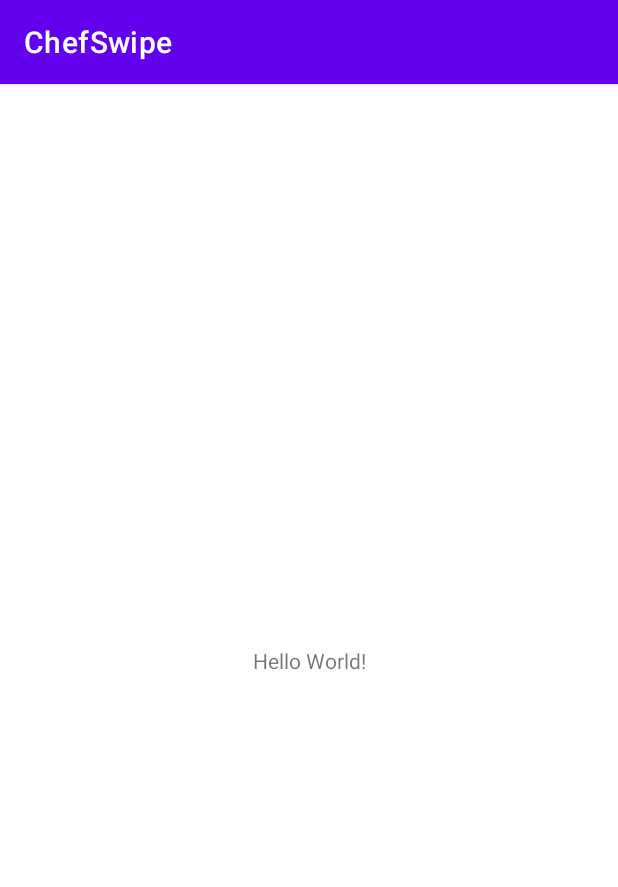
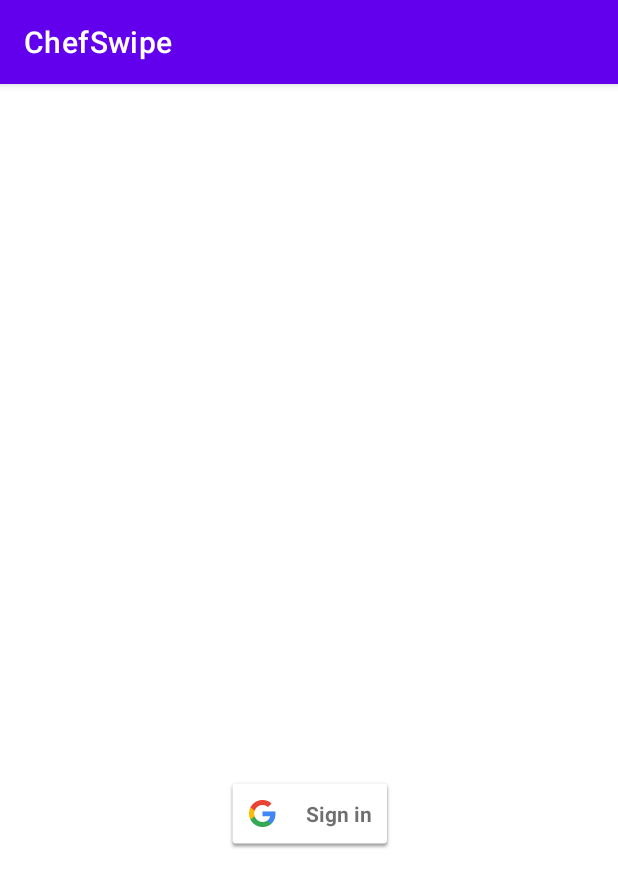
Before and after one commit to FredWei-Git/ChefSwipe, an Android app: the screen it shows after launch (MainActivity), on a phone screen of 412 x 824 dp. Shown: the top 887 px of the screen. Run offline under Robolectric (Android 15) with nearby library versions, the phone set to English and light mode, and no system bars; our stand-ins replace Firebase (no records; nobody signed in at launch, a user with empty details on screens opened directly).

Commit message:
Added OAuth login w/ Google

```diff
--- a/app/build.gradle
+++ b/app/build.gradle
@@ -30,6 +30,8 @@ android {
 }
 
 dependencies {
+    implementation platform('com.google.firebase:firebase-bom:26.4.0')
+    implementation 'com.google.android.gms:play-services-auth:19.0.0'
     implementation 'androidx.multidex:multidex:2.0.1'
     implementation 'androidx.appcompat:appcompat:1.2.0'
     implementation 'com.google.android.material:material:1.2.1'
--- a/app/src/main/java/com/example/chefswipe/MainActivity.java
+++ b/app/src/main/java/com/example/chefswipe/MainActivity.java
@@ -2,13 +2,69 @@ package com.example.chefswipe;
 
 import androidx.appcompat.app.AppCompatActivity;
 
+import android.content.Intent;
 import android.os.Bundle;
+import android.view.View;
 
-public class MainActivity extends AppCompatActivity {
+import com.google.android.gms.auth.api.signin.GoogleSignIn;
+import com.google.android.gms.auth.api.signin.GoogleSignInClient;
+import com.google.android.gms.auth.api.signin.GoogleSignInOptions;
+import com.google.firebase.auth.FirebaseAuth;
+import com.google.firebase.auth.FirebaseUser;
 
+public class MainActivity extends AppCompatActivity implements
+        View.OnClickListener{
+    private static final int RC_SIGN_IN = 1234;
+    private FirebaseAuth mAuth;
+    private GoogleSignInClient mGoogleSignInClient;
     @Override
     protected void onCreate(Bundle savedInstanceState) {
         super.onCreate(savedInstanceState);
         setContentView(R.layout.activity_main);
+
+
+        findViewById(R.id.signInButton).setOnClickListener(this);
+
+        GoogleSignInOptions gso = new GoogleSignInOptions
+                .Builder(GoogleSignInOptions.DEFAULT_SIGN_IN)
+                .requestIdToken(getString(R.string.default_web_client_id))
+                .requestEmail()
+                .build();
+
+        mGoogleSignInClient = GoogleSignIn.getClient(this, gso);
+
+        mAuth = FirebaseAuth.getInstance();
+
+    }
+    @Override
+    public void onStart() {
+        super.onStart();
+        // Check if user is signed in (non-null) and update UI accordingly.
+        FirebaseUser currentUser = mAuth.getCurrentUser();
+        updateUI(currentUser);
+    }
+    private void signIn() {
+        Intent signInIntent = mGoogleSignInClient.getSignInIntent();
+        startActivityForResult(signInIntent, RC_SIGN_IN);
+    }
+    private void updateUI(FirebaseUser user) {
+        //Check if user is signed in or not
+        if (user == null) {
+
+        }else {
+
+        }
+    }
+
+    @Override
+    public void onClick(View v) {
+        int i = v.getId();
+        if (i == R.id.signInButton) {
+            signIn();
+        } /*else if (i == R.id.signOutButton) {
+            signOut();
+        } else if (i == R.id.disconnectButton) {
+            revokeAccess();
+        }*/
     }
 }
--- a/app/src/main/res/layout/activity_main.xml
+++ b/app/src/main/res/layout/activity_main.xml
@@ -6,13 +6,19 @@
     android:layout_height="match_parent"
     tools:context=".MainActivity">
 
-    <TextView
+    <com.google.android.gms.common.SignInButton
+        android:id="@+id/signInButton"
         android:layout_width="wrap_content"
         android:layout_height="wrap_content"
-        android:text="Hello World!"
+        android:layout_marginStart="125dp"
+        android:layout_marginLeft="125dp"
+        android:layout_marginTop="398dp"
+        android:layout_marginEnd="124dp"
+        android:layout_marginRight="124dp"
+        android:layout_marginBottom="194dp"
         app:layout_constraintBottom_toBottomOf="parent"
-        app:layout_constraintLeft_toLeftOf="parent"
-        app:layout_constraintRight_toRightOf="parent"
+        app:layout_constraintEnd_toEndOf="parent"
+        app:layout_constraintStart_toStartOf="parent"
         app:layout_constraintTop_toTopOf="parent" />
 
 </androidx.constraintlayout.widget.ConstraintLayout>
--- a/build.gradle
+++ b/build.gradle
@@ -6,7 +6,7 @@ buildscript {
     }
     dependencies {
         classpath "com.android.tools.build:gradle:4.1.1"
-        classpath 'com.google.gms:google-services:4.3.3'
+        classpath 'com.google.gms:google-services:4.3.5'
 
         // NOTE: Do not place your application dependencies here; they belong
         // in the individual module build.gradle files
```
